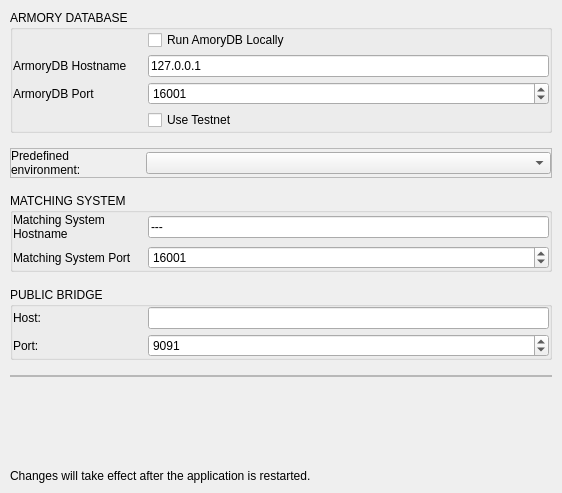
First picture: the form in BlockSettleUILib/NetworkSettingsPage.ui, repository BlockSettle/terminal, before the edit.
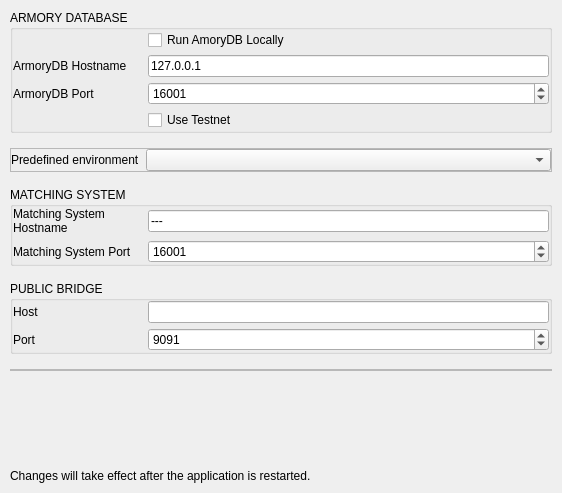
Second picture: the form after the edit.

What changed in the file:
```diff
--- a/BlockSettleUILib/NetworkSettingsPage.ui
+++ b/BlockSettleUILib/NetworkSettingsPage.ui
@@ -310,7 +310,7 @@
          </size>
         </property>
         <property name="text">
-         <string>Predefined environment:</string>
+         <string>Predefined environment</string>
         </property>
         <property name="wordWrap">
          <bool>true</bool>
@@ -522,7 +522,7 @@
             </size>
            </property>
            <property name="text">
-            <string>Host:</string>
+            <string>Host</string>
            </property>
            <property name="alignment">
             <set>Qt::AlignLeading|Qt::AlignLeft|Qt::AlignVCenter</set>
@@ -571,7 +571,7 @@
             </size>
            </property>
            <property name="text">
-            <string>Port:</string>
+            <string>Port</string>
            </property>
            <property name="alignment">
             <set>Qt::AlignLeading|Qt::AlignLeft|Qt::AlignVCenter</set>
```
